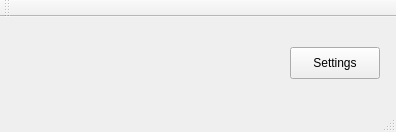
Old version of the form mainwindow.ui in the repository Roker2/ClocksOnWindows.
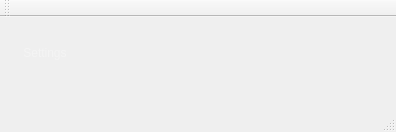
New version of the form.

Commit message: Clocks: Add transparent for Open Settings Button

What changed in the file:
```diff
--- a/mainwindow.ui
+++ b/mainwindow.ui
@@ -17,12 +17,17 @@
    <widget class="QPushButton" name="Button_Open_Settings">
     <property name="geometry">
      <rect>
-      <x>290</x>
-      <y>30</y>
+      <x>0</x>
+      <y>20</y>
       <width>90</width>
       <height>32</height>
      </rect>
     </property>
+    <property name="styleSheet">
+     <string notr="true">background-color: rgba(255, 255, 255, 0);
+color: rgba(255, 255, 255, 80);
+border: none;</string>
+    </property>
     <property name="text">
      <string>Settings</string>
     </property>
```
The commit also changes 3 other files.
